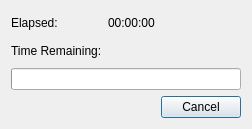
mean00/avidemux2, file avidemux/qt4/ADM_userInterfaces/ADM_dialog/working.ui: the form before one commit.
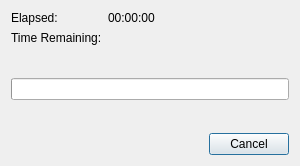
The form after the commit.

Commit message: [Qt] Tweak proportions of processing and working dialogs

Patch:
```diff
--- a/avidemux/qt4/ADM_userInterfaces/ADM_dialog/working.ui
+++ b/avidemux/qt4/ADM_userInterfaces/ADM_dialog/working.ui
@@ -1,12 +1,12 @@
 <ui version="4.0" >
  <class>workingDialog</class>
- <widget class="QDialog" name="workingDialog" >
-  <property name="geometry" >
+ <widget class="QDialog" name="workingDialog">
+  <property name="geometry">
    <rect>
     <x>0</x>
     <y>0</y>
-    <width>252</width>
-    <height>129</height>
+    <width>300</width>
+    <height>166</height>
    </rect>
   </property>
   <property name="windowTitle" >
@@ -20,16 +20,10 @@
      </property>
     </widget>
    </item>
-   <item row="0" column="1">
-    <widget class="QLabel" name="labelElapsed">
-     <property name="sizePolicy">
-      <sizepolicy hsizetype="Expanding" vsizetype="Preferred">
-       <horstretch>0</horstretch>
-       <verstretch>0</verstretch>
-      </sizepolicy>
-     </property>
-     <property name="text">
-      <string>00:00:00</string>
+   <item row="3" column="0" colspan="2">
+    <widget class="QProgressBar" name="progressBar">
+     <property name="orientation">
+      <enum>Qt::Horizontal</enum>
      </property>
     </widget>
    </item>
@@ -40,6 +34,35 @@
      </property>
     </widget>
    </item>
+   <item row="0" column="1">
+    <widget class="QLabel" name="labelElapsed">
+     <property name="sizePolicy">
+      <sizepolicy hsizetype="Expanding" vsizetype="Preferred">
+       <horstretch>0</horstretch>
+       <verstretch>0</verstretch>
+      </sizepolicy>
+     </property>
+     <property name="text">
+      <string>00:00:00</string>
+     </property>
+    </widget>
+   </item>
+   <item row="4" column="0">
+    <spacer name="verticalSpacer_2">
+     <property name="orientation">
+      <enum>Qt::Vertical</enum>
+     </property>
+     <property name="sizeType">
+      <enum>QSizePolicy::MinimumExpanding</enum>
+     </property>
+     <property name="sizeHint" stdset="0">
+      <size>
+       <width>20</width>
+       <height>16</height>
+      </size>
+     </property>
+    </spacer>
+   </item>
    <item row="1" column="1">
     <widget class="QLabel" name="labelTimeLeft">
      <property name="sizePolicy">
@@ -53,20 +76,29 @@
      </property>
     </widget>
    </item>
-   <item row="2" column="0" colspan="2">
-    <widget class="QProgressBar" name="progressBar" >
-     <property name="orientation" >
-      <enum>Qt::Horizontal</enum>
-     </property>
-    </widget>
-   </item>
-   <item row="3" column="0" colspan="2">
+   <item row="5" column="0" colspan="2">
     <widget class="QDialogButtonBox" name="buttonBox">
      <property name="standardButtons">
       <set>QDialogButtonBox::Cancel</set>
      </property>
     </widget>
    </item>
+   <item row="2" column="0">
+    <spacer name="verticalSpacer_1">
+     <property name="orientation">
+      <enum>Qt::Vertical</enum>
+     </property>
+     <property name="sizeType">
+      <enum>QSizePolicy::MinimumExpanding</enum>
+     </property>
+     <property name="sizeHint" stdset="0">
+      <size>
+       <width>20</width>
+       <height>10</height>
+      </size>
+     </property>
+    </spacer>
+   </item>
   </layout>
  </widget>
  <resources/>
```
Left out of the diff: 5 changed lines with no effect on the pictures. The commit also changes 1 other file.
